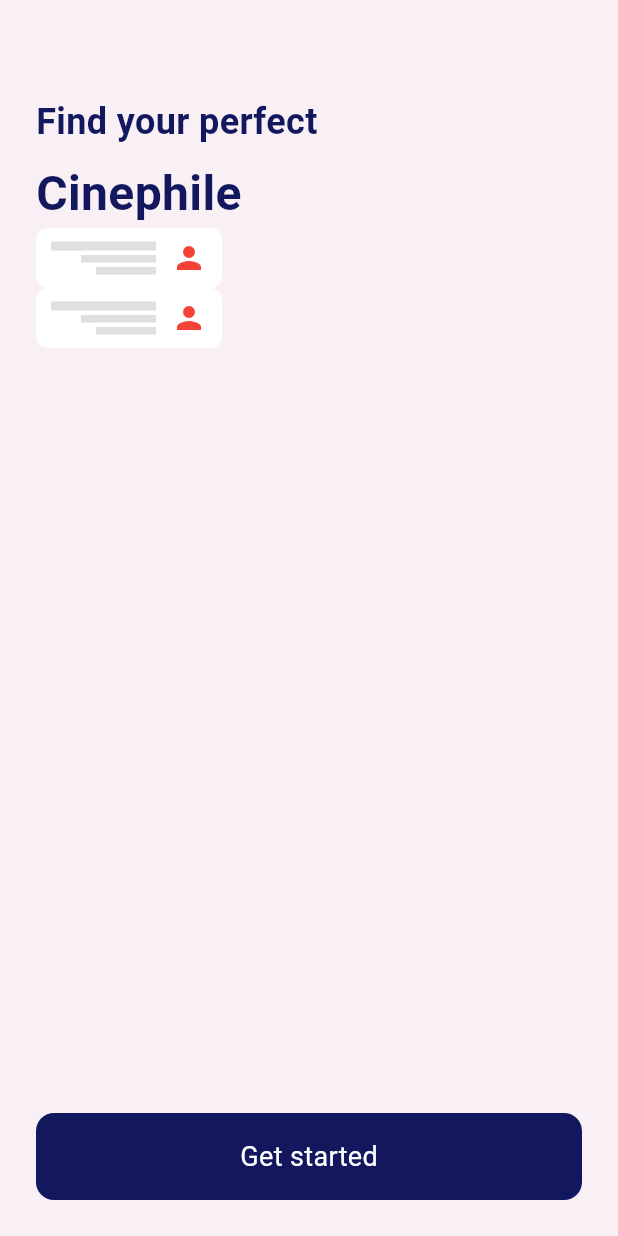
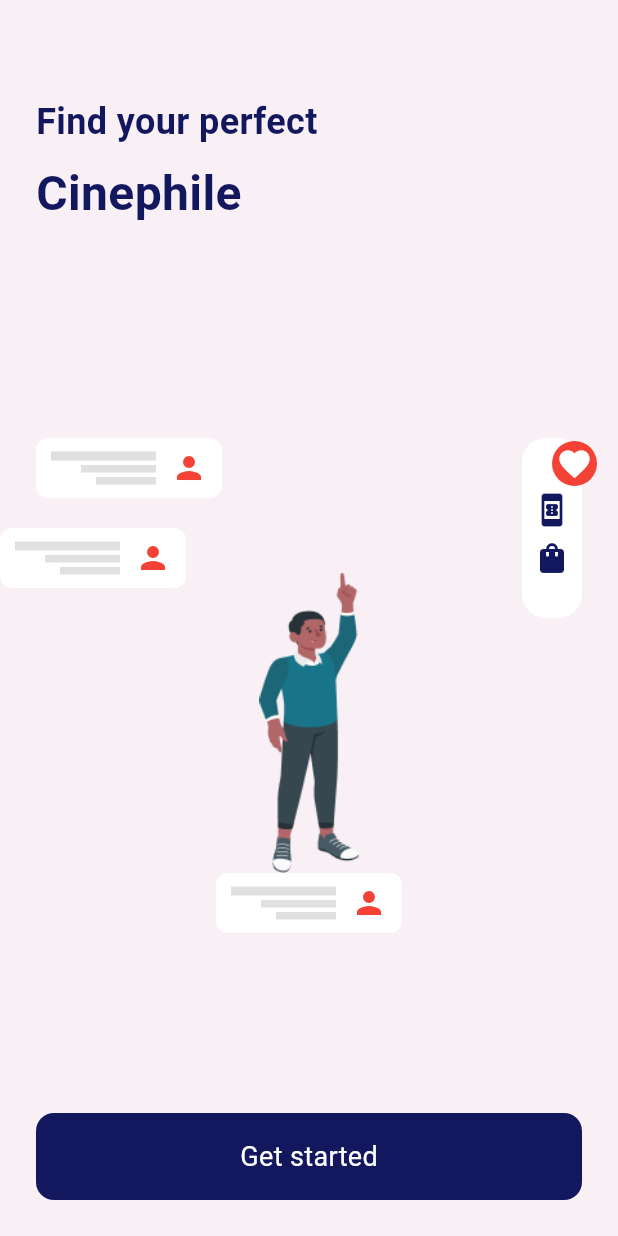
Before and after one commit to rimuakter057/live_chat, a Flutter app: the screen it shows after launch, on a phone screen of 412 x 824 dp. Run offline on Flutter 3.47's test engine with Material 3 defaults, Android fonts, the light colour scheme and no system bars; our stand-ins replace camera, permission_handler.

Commit message:
on boarding

```diff
--- a/lib/onboarding/on_boarding_screen.dart
+++ b/lib/onboarding/on_boarding_screen.dart
@@ -1,4 +1,5 @@
 import 'package:flutter/material.dart';
+import 'package:live_chat/onboarding/widget/profile_card.dart';
 import 'package:live_chat/onboarding/widget/user_message_card.dart';
 import '../utils/app_color.dart';
 import 'package:live_chat/onboarding/widget/custom_button.dart';
@@ -11,21 +12,27 @@ class OnboardingScreen extends StatelessWidget {
     return Scaffold(
       backgroundColor: AppColors.background,
       body: SafeArea(
-        child: Padding(
+        child: Column(
+          crossAxisAlignment: CrossAxisAlignment.start,
+          mainAxisAlignment: MainAxisAlignment.spaceBetween,
+          children: [
+            // Header text section
+            Padding(
               padding: const EdgeInsets.all(24.0),
               child: Column(
                 crossAxisAlignment: CrossAxisAlignment.start,
-            children: [
-              const SizedBox(height: 40),
-              const Text(
+                children: const [
+                  SizedBox(height: 40),
+                  Text(
                     'Find your perfect',
                     style: TextStyle(
                       fontSize: 24,
                       color: AppColors.textPrimary,
-                    fontWeight: FontWeight.w600),
+                      fontWeight: FontWeight.w600,
                     ),
-              const SizedBox(height: 8),
-              const Text(
+                  ),
+                  SizedBox(height: 8),
+                  Text(
                     'Cinephile',
                     style: TextStyle(
                       fontSize: 32,
@@ -33,32 +40,96 @@ class OnboardingScreen extends StatelessWidget {
                       color: AppColors.textPrimary,
                     ),
                   ),
-               Expanded(
+                ],
+              ),
+            ),
+
+            // Message card section
+            SizedBox(
+              height: 350,
               child: Stack(
                 clipBehavior: Clip.none,
                 children: [
-                     SizedBox(
+                  // Center card at bottom
+                  Align(
+                    alignment: Alignment.bottomCenter,
                     child: Column(
+                      mainAxisSize: MainAxisSize.min,
                       children: [
-                            UserMessageCard(),
+            Image.asset("assets/images/man.png",
+            height: 200,
+              width: 80,
+            ),
                         UserMessageCard(),
                       ],
+                    ),
+                  ),
+                  // Left card (upper)
+                  Positioned(
+                    top: 20,
+                    left: 24,
+                    child: UserMessageCard(),
+                  ),
+                  Positioned(
+                    top: 80,
+                    left: 0,
+                    child: UserMessageCard(),
+                  ),
+                  // Right card (upper)
+                  Positioned(
+                    top: 20,
+                    right: 24,
+                    child: Stack(
+                      clipBehavior: Clip.none,
+                      children: [
+                        Container(
+                          width: 40,
+                          height: 120,
+                          decoration: BoxDecoration(
+                            color: Colors.white,
+                            borderRadius: BorderRadius.circular(16),
+                          ),
+                          child: Column(
+                            mainAxisAlignment: MainAxisAlignment.center,
+                            children: const [
+                              const SizedBox(height: 8),
+                              const Icon(Icons.book_online, color: AppColors.primary),
+                              const SizedBox(height: 8),
+                              const Icon(Icons.shopping_bag, color: AppColors.primary),
+                            ],
+                          ),
+                        ),
+                        Positioned(
+                          top: 2,
+                          right: -10, // Container er baire anar jonno negative value
+                          child:     CircleAvatar(
+                            radius: 15,
+                            backgroundColor: Colors.red,
+                            child: const Icon(Icons.favorite,color: Colors.white),
+                          ),
+                        ),
+                      ],
+                    ),
+                  )
+
+
+                ],
+              ),
+            ),
+
+            // Button at bottom
+            Padding(
+              padding: const EdgeInsets.all(24.0),
+              child: CustomButton(
+                text: 'Get started',
+                onTap: () {
+                  // Navigate or action
+                },
               ),
             ),
           ],
         ),
       ),
-
-              CustomButton(
-                text: 'Get started',
-                onTap: () {
-                  // Navigate or action
-                },
-              ),
-            ],
-          ),
-        ),
-      ),
     );
   }
 }
--- a/lib/onboarding/widget/profile_card.dart
+++ b/lib/onboarding/widget/profile_card.dart
@@ -9,8 +9,8 @@ class ProfileCard extends StatelessWidget {
   @override
   Widget build(BuildContext context) {
     return Container(
-      width: 120,
-      padding: const EdgeInsets.all(12),
+      width: 80,
+      padding: const EdgeInsets.all(8),
       decoration: BoxDecoration(
         color: Colors.white,
         borderRadius: BorderRadius.circular(16),
@@ -20,11 +20,13 @@ class ProfileCard extends StatelessWidget {
         children: [
           CircleAvatar(
             radius: 28,
-            backgroundColor: AppColors.primary,
-            child: const Icon(Icons.person, color: Colors.white),
+            backgroundColor: Colors.red,
+            child: const Icon(Icons.favorite,color: Colors.white),
           ),
           const SizedBox(height: 8),
-          const Icon(Icons.favorite, color: Colors.red),
+          const Icon(Icons.book_online, color: AppColors.primary),
+          const SizedBox(height: 8),
+          const Icon(Icons.shopping_bag, color: AppColors.primary),
         ],
       ),
     );
```
Also changed, not shown: assets/images/man.png (added). Lines whose indentation alone changed are shown as unchanged.
